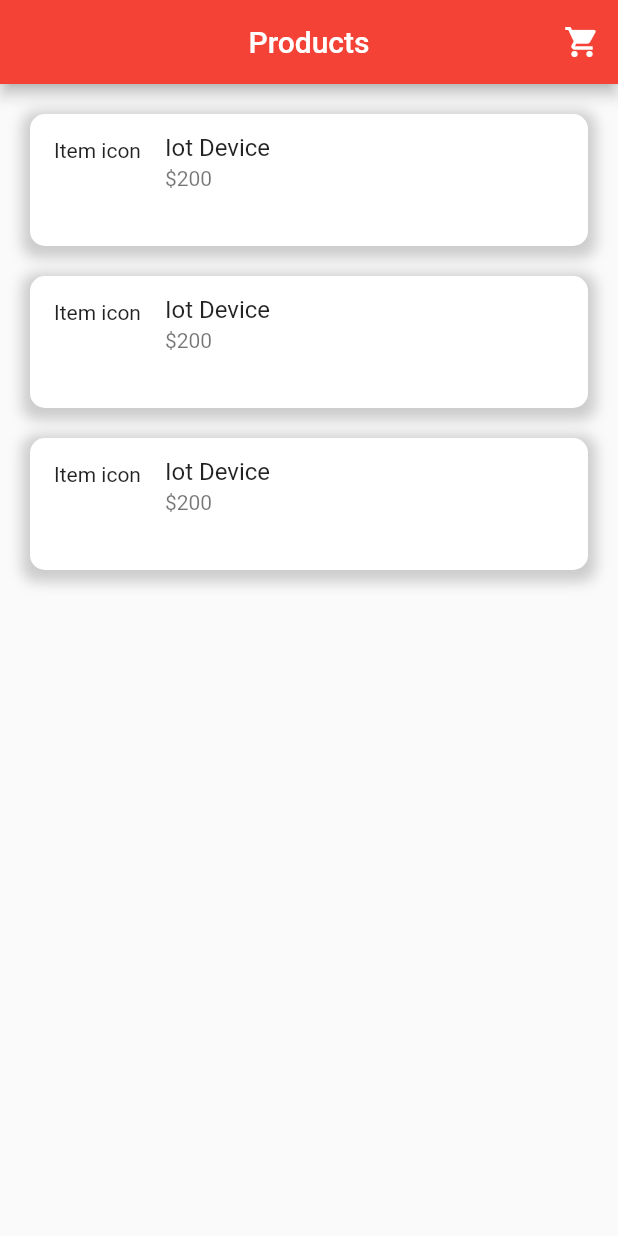
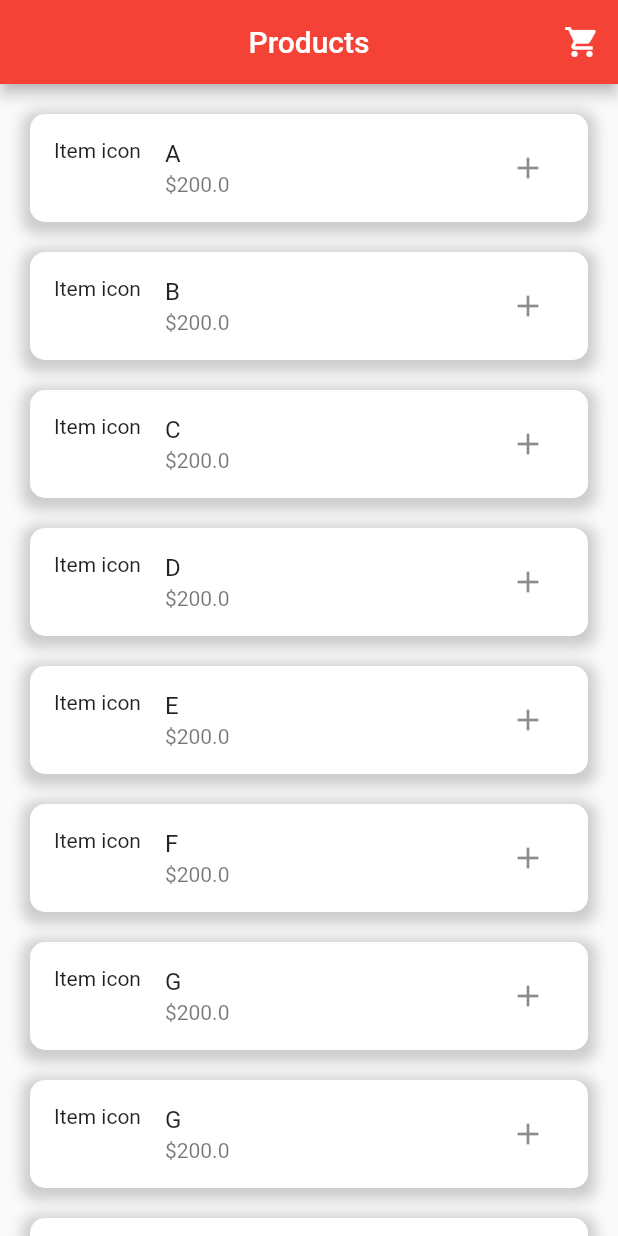
Before and after one commit to MohamedGouaouri/shopping-app, a Flutter app: the screen it shows after launch, on a phone screen of 412 x 824 dp. Run offline on Flutter 3.47's test engine with Material 2 defaults, Android fonts, the phone set to English and light mode, and no system bars.

Commit message:
add product model

```diff
--- a/lib/main.dart
+++ b/lib/main.dart
@@ -9,5 +9,6 @@ void main() {
     theme: ThemeData(
       primarySwatch: Colors.red,
     ),
+    //color: Colors.grey.shade400,
   ));
 }
--- a/lib/models/product.dart
+++ b/lib/models/product.dart
@@ -0,0 +1,13 @@
+class Product {
+  int id;
+  String name;
+  double price;
+  String description;
+  String? pathToimage;
+
+  Product(
+      {required this.id,
+      required this.name,
+      required this.price,
+      required this.description});
+}
--- a/lib/views/products.dart
+++ b/lib/views/products.dart
@@ -1,4 +1,5 @@
 import 'package:flutter/material.dart';
+import 'package:shopping_app/models/product.dart';
 import 'package:shopping_app/views/cart.dart';
 
 class ProductsHome extends StatefulWidget {
@@ -9,11 +10,64 @@ class ProductsHome extends StatefulWidget {
 }
 
 class _ProductsHomeState extends State<ProductsHome> {
-  _addToCart() {
+  // Dummy data for UI testing
+  List<Product> products = [
+    Product(id: 1, name: "A", price: 200.0, description: "AAAAAAA"),
+    Product(id: 1, name: "B", price: 200.0, description: "AAAAAAA"),
+    Product(id: 1, name: "C", price: 200.0, description: "AAAAAAA"),
+    Product(id: 1, name: "D", price: 200.0, description: "AAAAAAA"),
+    Product(id: 1, name: "E", price: 200.0, description: "AAAAAAA"),
+    Product(id: 1, name: "F", price: 200.0, description: "AAAAAAA"),
+    Product(id: 1, name: "G", price: 200.0, description: "AAAAAAA"),
+    Product(id: 1, name: "G", price: 200.0, description: "AAAAAAA"),
+    Product(id: 1, name: "G", price: 200.0, description: "AAAAAAA"),
+  ];
+
+  // todo: Implement showCart
+  _showCart() {
     Navigator.push(context, MaterialPageRoute(builder: (_) => CartPage()));
   }
 
-  _onClickProduct() {}
+  // Todo: Implement onClickProduct
+  // Show product details
+
+  _showDetails() {}
+
+  _addToCart() {}
+
+  List<Widget> _buildProductListItem() {
+    List<Widget> productItems = [];
+    for (var p in products) {
+      productItems.add(
+        Container(
+          margin: EdgeInsets.all(10),
+          decoration: BoxDecoration(
+              color: Colors.white,
+              borderRadius: BorderRadius.circular(10),
+              boxShadow: [
+                BoxShadow(
+                  color: Colors.grey.withOpacity(0.5),
+                  spreadRadius: 5,
+                  blurRadius: 7,
+                  offset: Offset(0, 3),
+                )
+              ]),
+          child: ListTile(
+              leading: Text("Item icon"),
+              title: Text(p.name),
+              subtitle: Text("\$${p.price}"),
+              //isThreeLine: true,
+              onTap: () => _showDetails,
+              trailing: IconButton(
+                onPressed: _addToCart,
+                icon: Icon(Icons.add),
+              )),
+        ),
+      );
+    }
+    return productItems;
+  }
+
   @override
   Widget build(BuildContext context) {
     return Scaffold(
@@ -22,79 +76,13 @@ class _ProductsHomeState extends State<ProductsHome> {
         centerTitle: true,
         actions: [
           IconButton(
-            onPressed: _addToCart,
+            onPressed: _showCart,
             icon: Icon(Icons.shopping_cart),
           )
         ],
       ),
       body: ListView(
-        padding: EdgeInsets.all(10),
-        children: [
-          Container(
-            margin: EdgeInsets.all(10),
-            decoration: BoxDecoration(
-                color: Colors.white,
-                borderRadius: BorderRadius.circular(10),
-                boxShadow: [
-                  BoxShadow(
-                    color: Colors.grey.withOpacity(0.5),
-                    spreadRadius: 5,
-                    blurRadius: 7,
-                    offset: Offset(0, 3),
-                  )
-                ]),
-            child: ListTile(
-              leading: Text("Item icon"),
-              title: Text("Iot Device"),
-              subtitle: Text("\$200"),
-              isThreeLine: true,
-              onTap: () => _onClickProduct,
-            ),
-          ),
-          Container(
-            margin: EdgeInsets.all(10),
-            decoration: BoxDecoration(
-                color: Colors.white,
-                borderRadius: BorderRadius.circular(10),
-                boxShadow: [
-                  BoxShadow(
-                    color: Colors.grey.withOpacity(0.5),
-                    spreadRadius: 5,
-                    blurRadius: 7,
-                    offset: Offset(0, 3),
-                  )
-                ]),
-            child: ListTile(
-              leading: Text("Item icon"),
-              title: Text("Iot Device"),
-              subtitle: Text("\$200"),
-              isThreeLine: true,
-              onTap: () => _onClickProduct,
-            ),
-          ),
-          Container(
-            margin: EdgeInsets.all(10),
-            decoration: BoxDecoration(
-                color: Colors.white,
-                borderRadius: BorderRadius.circular(10),
-                boxShadow: [
-                  BoxShadow(
-                    color: Colors.grey.withOpacity(0.5),
-                    spreadRadius: 5,
-                    blurRadius: 7,
-                    offset: Offset(0, 3),
-                  )
-                ]),
-            child: ListTile(
-              leading: Text("Item icon"),
-              title: Text("Iot Device"),
-              subtitle: Text("\$200"),
-              isThreeLine: true,
-              onTap: () => _onClickProduct,
-            ),
-          ),
-        ],
-      ),
+          padding: EdgeInsets.all(10), children: _buildProductListItem()),
     );
   }
 }
```
